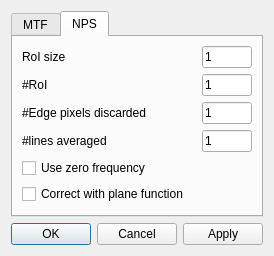
Qt form SpidrMpx3Eq/optionsdialog.ui (navrit/dexter) before a commit.
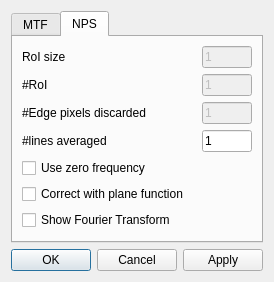
The same form after that commit.

The edit to the form file:
```diff
--- a/SpidrMpx3Eq/optionsdialog.ui
+++ b/SpidrMpx3Eq/optionsdialog.ui
@@ -239,6 +239,9 @@
           <layout class="QVBoxLayout" name="verticalLayout_4">
            <item>
             <widget class="QLineEdit" name="roiSizeLineEdit">
+             <property name="enabled">
+              <bool>false</bool>
+             </property>
              <property name="maximumSize">
               <size>
                <width>50</width>
@@ -252,6 +255,9 @@
            </item>
            <item>
             <widget class="QLineEdit" name="roiNumberLineEdit">
+             <property name="enabled">
+              <bool>false</bool>
+             </property>
              <property name="maximumSize">
               <size>
                <width>50</width>
@@ -265,6 +271,9 @@
            </item>
            <item>
             <widget class="QLineEdit" name="edgeLineEdit">
+             <property name="enabled">
+              <bool>false</bool>
+             </property>
              <property name="maximumSize">
               <size>
                <width>50</width>
@@ -307,6 +316,13 @@
          </property>
         </widget>
        </item>
+       <item>
+        <widget class="QCheckBox" name="showFTcheckBox">
+         <property name="text">
+          <string>Show Fourier Transform</string>
+         </property>
+        </widget>
+       </item>
       </layout>
      </widget>
     </widget>
```
